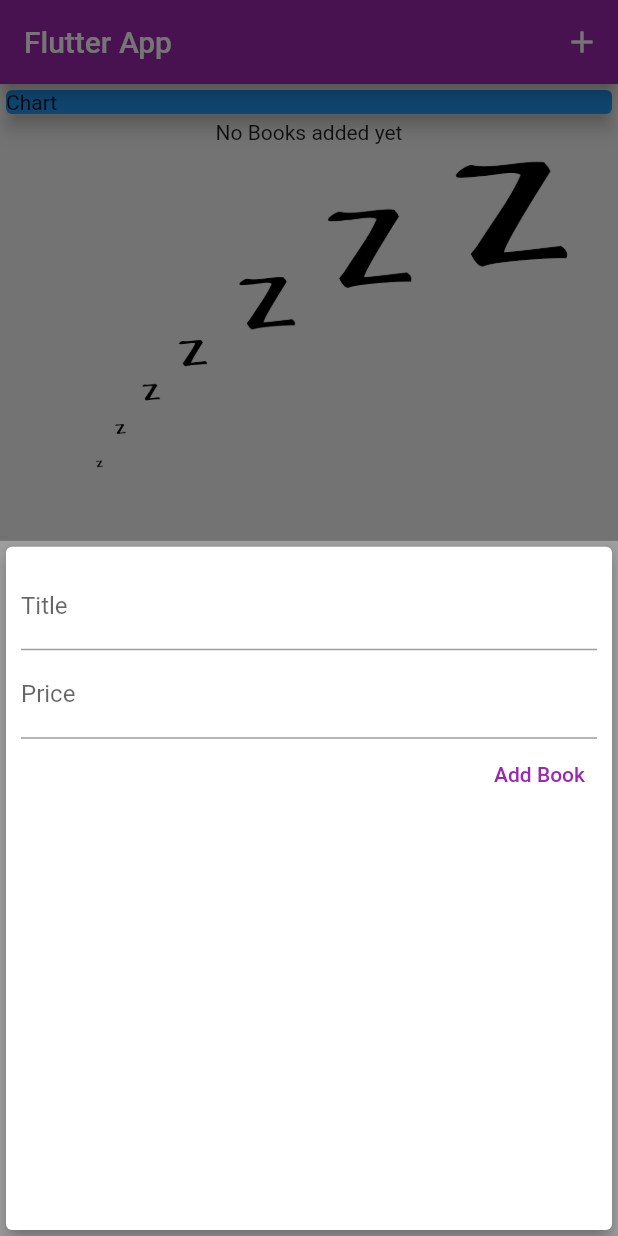
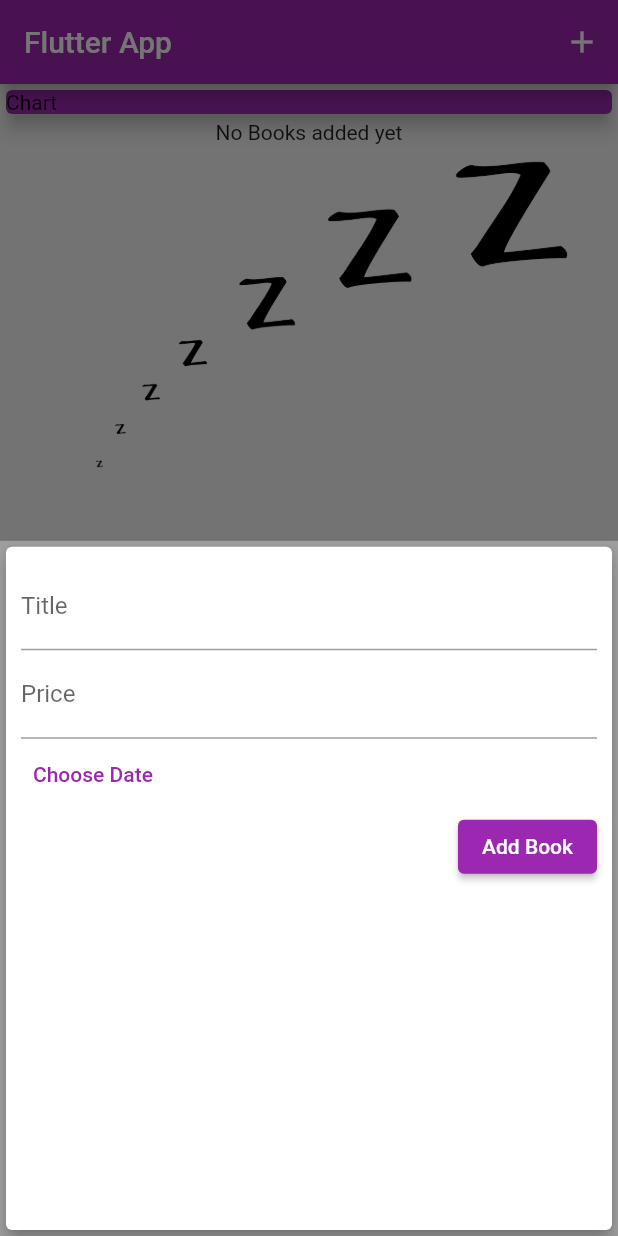
Before and after one commit to hdwhitem/Personal_Expenses_App, a Flutter app: the screen it shows after launch, after a tap on the "add" icon, on a phone screen of 412 x 824 dp. Run offline on Flutter 3.47's test engine with Material 2 defaults, Android fonts, the phone set to English and light mode, and no system bars; Roboto replaces fonts that are missing (Quicksand).

Commit message:
Getting Started with Date Selection

```diff
--- a/lib/main.dart
+++ b/lib/main.dart
@@ -18,10 +18,17 @@ class MyApp extends StatefulWidget {
 class _MyAppState extends State<MyApp> {
   @override
   Widget build(BuildContext context) {
-    return const MaterialApp(
-      // Remove the debug banner
+    return MaterialApp(
+      title: 'MyApp',
+      theme: ThemeData(
+          primarySwatch: Colors.purple,
+          accentColor: Colors.amber,
+          fontFamily: 'Quicksand',
+          textTheme: ThemeData.light().textTheme.copyWith(
+                  button: const TextStyle(
+                color: Colors.white,
+              ))),
       debugShowCheckedModeBanner: false,
-      title: 'Kindacode.com',
       home: HomeScreen(),
     );
   }
@@ -58,7 +65,8 @@ class _HomeScreenState extends State<HomeScreen> {
         elevation: 2,
         backgroundColor: Colors.grey,
         context: ctx,
-        builder: (ctx) => Container(
+        builder: (BuildContext ctx) {
+          return Container(
             width: 300,
             height: 550,
             child: GestureDetector(
@@ -67,7 +75,9 @@ class _HomeScreenState extends State<HomeScreen> {
               child: NewBook(
                 addTx: _addNewBook,
               ),
-            )));
+            ),
+          );
+        });
   }
 
   void _deleteTransaction(String id) {
@@ -78,13 +88,7 @@ class _HomeScreenState extends State<HomeScreen> {
 
   @override
   Widget build(BuildContext context) {
-    return MaterialApp(
-      title: 'Books.me',
-      theme: ThemeData(
-        primarySwatch: Colors.purple,
-        accentColor: Colors.amber,
-      ),
-      home: Scaffold(
+    return Scaffold(
       appBar: AppBar(
         title: const Text('Flutter App'),
         actions: <Widget>[
@@ -101,7 +105,7 @@ class _HomeScreenState extends State<HomeScreen> {
             children: <Widget>[
               Container(
                 child: const Card(
-                    color: Colors.blue,
+                  color: Colors.purple,
                   elevation: 5,
                   child: Text('Chart'),
                 ),
@@ -117,7 +121,6 @@ class _HomeScreenState extends State<HomeScreen> {
         child: const Icon(Icons.add),
         onPressed: () => _startAddNewBook(context),
       ),
-      ),
     );
   }
 }
--- a/lib/widgets/new_book.dart
+++ b/lib/widgets/new_book.dart
@@ -15,7 +15,7 @@ class _NewBookState extends State<NewBook> {
 
   final priceController = TextEditingController();
 
-  void submitData() {
+  void _submitData() {
     final enteredTitle = titleController.text;
     final enteredPrice = priceController.text;
 
@@ -29,6 +29,14 @@ class _NewBookState extends State<NewBook> {
     Navigator.of(context).pop();
   }
 
+  void _presentDatePicker() {
+    showDatePicker(
+        context: context,
+        initialDate: DateTime.now(),
+        firstDate: DateTime(2022),
+        lastDate: DateTime.now());
+  }
+
   @override
   Widget build(BuildContext context) {
     return Card(
@@ -39,24 +47,37 @@ class _NewBookState extends State<NewBook> {
           TextField(
             decoration: const InputDecoration(labelText: 'Title'),
             controller: titleController,
-            onSubmitted: (_) => submitData,
+            onSubmitted: (_) => _submitData,
           ),
           TextField(
             decoration: const InputDecoration(labelText: 'Price'),
             controller: priceController,
             keyboardType: TextInputType.number,
-            onSubmitted: (_) => submitData,
+            onSubmitted: (_) => _submitData,
+          ),
+          Row(
+            mainAxisAlignment: MainAxisAlignment.start,
+            children: <Widget>[
+              TextButton(
+                child: Text('Choose Date'),
+                style: TextButton.styleFrom(
+                  primary: Theme.of(context).primaryColor,
+                ),
+                onPressed: _presentDatePicker,
+              ),
+            ],
           ),
           Row(
             mainAxisAlignment: MainAxisAlignment.end,
             children: <Widget>[
-              TextButton(
+              ElevatedButton(
                 child: Text('Add Book'),
-                style: TextButton.styleFrom(
-                  primary: Colors.purple,
+                style: ElevatedButton.styleFrom(
+                  primary: Theme.of(context).primaryColor,
+                  onPrimary: Theme.of(context).textTheme.button!.color,
                 ),
                 onPressed: () {
-                  submitData();
+                  _submitData();
                 },
               ),
             ],
--- a/lib/widgets/user_book.dart
+++ b/lib/widgets/user_book.dart
@@ -62,7 +62,7 @@ class _UserBookState extends State<UserBook> {
   Widget build(BuildContext context) {
     return Column(
       children: <Widget>[
-        NewBook(addTx: _addNewBook),
+        // NewBook(addTx: _addNewBook),
       ],
     );
   }
```
Lines whose indentation alone changed are shown as unchanged.
